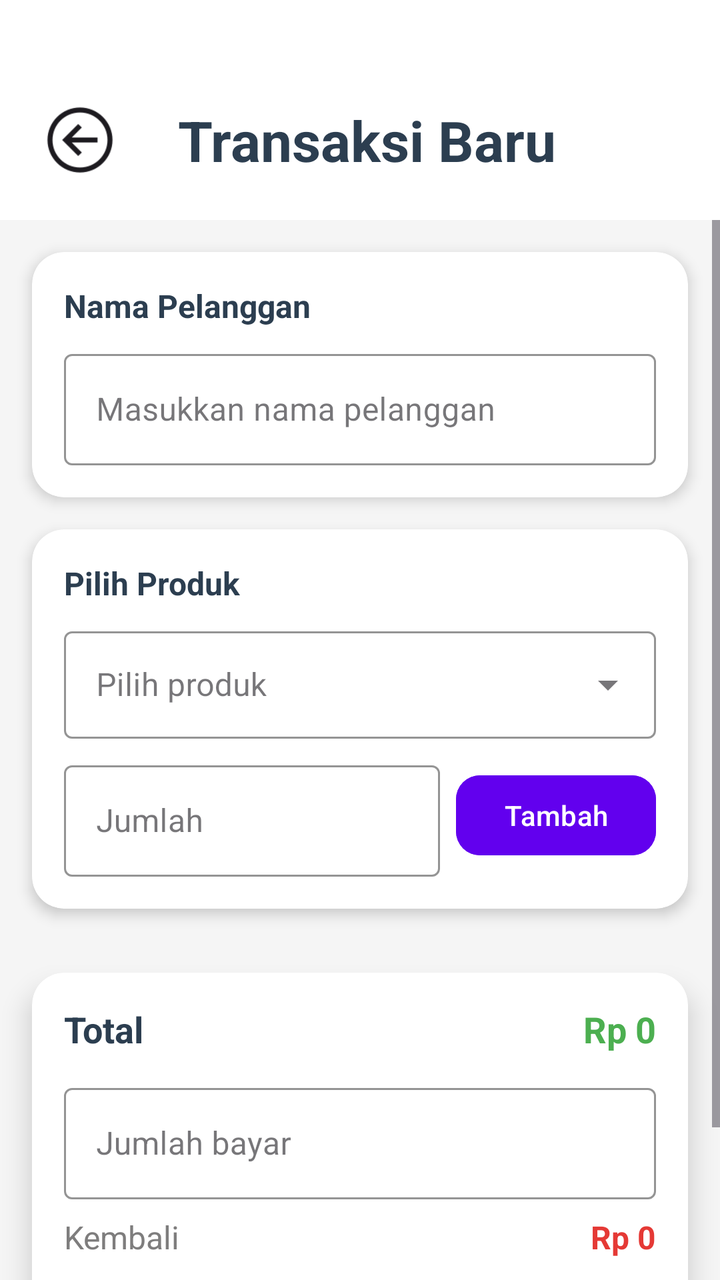
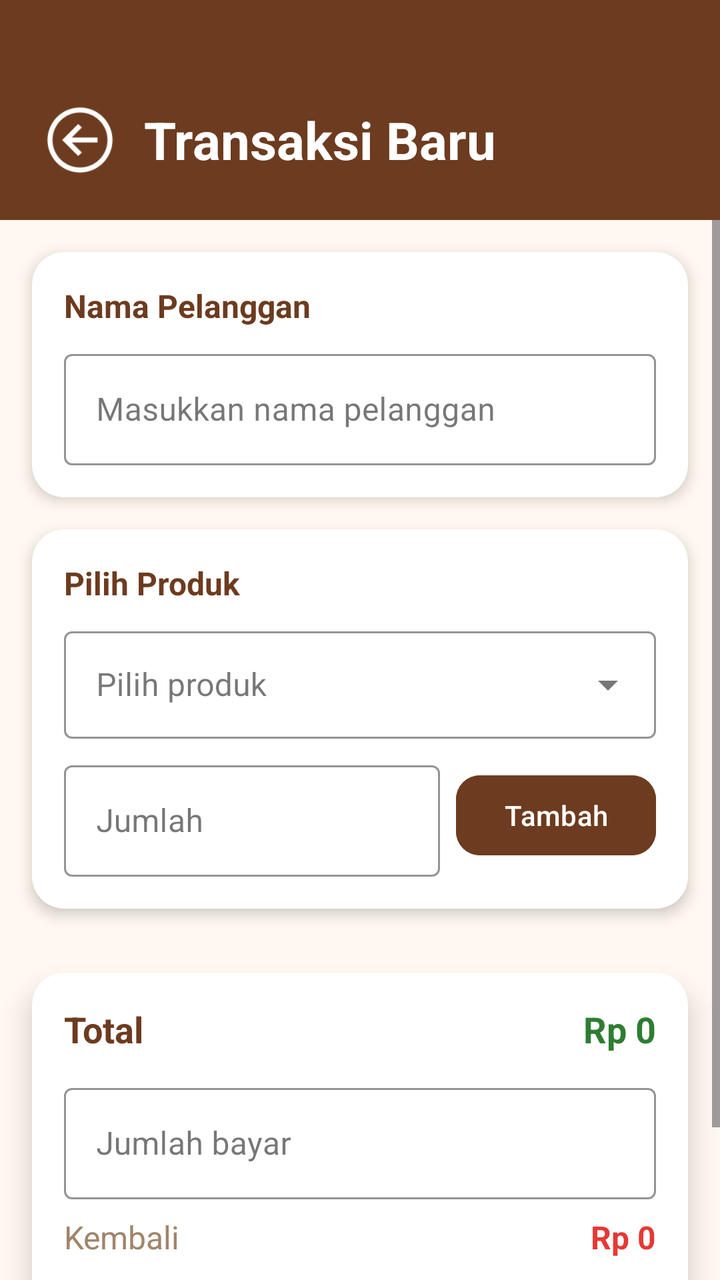

The first picture is an Android layout as it rendered before a commit; the second is the same layout after the commit. The layout source and the unified diff follow.
<!-- AndroidManifest.xml: application theme Theme.Kasir -->
<!-- res/layout/activity_transaksi.xml -->
<?xml version="1.0" encoding="utf-8"?>
<LinearLayout xmlns:android="http://schemas.android.com/apk/res/android"
    xmlns:app="http://schemas.android.com/apk/res-auto"
    android:layout_width="match_parent"
    android:layout_height="match_parent"
    android:orientation="vertical"
    android:background="#F5F5F5">

    
    <LinearLayout
        android:layout_width="match_parent"
        android:layout_height="wrap_content"
        android:orientation="horizontal"
        android:gravity="center_vertical"
        android:paddingTop="50dp"
        android:paddingBottom="20dp"
        android:paddingStart="20dp"
        android:paddingEnd="20dp"
        android:background="@android:color/white">

        <ImageView
            android:id="@+id/ivKembali"
            android:layout_width="40dp"
            android:layout_height="40dp"
            android:src="@drawable/panah"
            android:clickable="true"
            android:focusable="true"
            android:contentDescription="Kembali"
            app:tint="?attr/colorOnSurface"/>

        <TextView
            android:layout_width="0dp"
            android:layout_height="wrap_content"
            android:layout_weight="1"
            android:layout_marginStart="29dp"
            android:text="Transaksi Baru"
            android:textSize="28sp"
            android:textStyle="bold"
            android:textColor="#2C3E50"/>
    </LinearLayout>

    <ScrollView
        android:layout_width="match_parent"
        android:layout_height="0dp"
        android:layout_weight="1"
        android:fillViewport="true">

        <LinearLayout
            android:layout_width="match_parent"
            android:layout_height="wrap_content"
            android:orientation="vertical">

            
            <androidx.cardview.widget.CardView
                android:layout_width="match_parent"
                android:layout_height="wrap_content"
                android:layout_margin="16dp"
                app:cardCornerRadius="16dp"
                app:cardElevation="4dp"
                app:cardBackgroundColor="#FFFFFF">

                <LinearLayout
                    android:layout_width="match_parent"
                    android:layout_height="wrap_content"
                    android:orientation="vertical"
                    android:padding="16dp">

                    <TextView
                        android:layout_width="wrap_content"
                        android:layout_height="wrap_content"
                        android:text="Nama Pelanggan"
                        android:textSize="16sp"
                        android:textStyle="bold"
                        android:textColor="#2C3E50"/>

                    <com.google.android.material.textfield.TextInputLayout
                        style="@style/Widget.MaterialComponents.TextInputLayout.OutlinedBox"
                        android:layout_width="match_parent"
                        android:layout_height="wrap_content"
                        android:layout_marginTop="8dp"
                        app:boxStrokeColor="@color/purple_500">

                        <com.google.android.material.textfield.TextInputEditText
                            android:id="@+id/etNamaPelanggan"
                            android:layout_width="match_parent"
                            android:layout_height="wrap_content"
                            android:hint="Masukkan nama pelanggan"
                            android:inputType="text"/>
                    </com.google.android.material.textfield.TextInputLayout>
                </LinearLayout>
            </androidx.cardview.widget.CardView>

            
            <androidx.cardview.widget.CardView
                android:layout_width="match_parent"
                android:layout_height="wrap_content"
                android:layout_marginStart="16dp"
                android:layout_marginEnd="16dp"
                android:layout_marginBottom="16dp"
                app:cardCornerRadius="16dp"
                app:cardElevation="4dp"
                app:cardBackgroundColor="#FFFFFF">

                <LinearLayout
                    android:layout_width="match_parent"
                    android:layout_height="wrap_content"
                    android:orientation="vertical"
                    android:padding="16dp">

                    <TextView
                        android:layout_width="wrap_content"
                        android:layout_height="wrap_content"
                        android:text="Pilih Produk"
                        android:textSize="16sp"
                        android:textStyle="bold"
                        android:textColor="#2C3E50"/>

                    <com.google.android.material.textfield.TextInputLayout
                        style="@style/Widget.MaterialComponents.TextInputLayout.OutlinedBox.ExposedDropdownMenu"
                        android:layout_width="match_parent"
                        android:layout_height="wrap_content"
                        android:layout_marginTop="8dp"
                        app:boxStrokeColor="@color/purple_500">

                        <AutoCompleteTextView
                            android:id="@+id/actvProduk"
                            android:layout_width="match_parent"
                            android:layout_height="wrap_content"
                            android:hint="Pilih produk"
                            android:inputType="none"
                            android:padding="16dp"/>
                    </com.google.android.material.textfield.TextInputLayout>

                    <LinearLayout
                        android:layout_width="match_parent"
                        android:layout_height="wrap_content"
                        android:orientation="horizontal"
                        android:layout_marginTop="8dp"
                        android:gravity="center_vertical">

                        <com.google.android.material.textfield.TextInputLayout
                            style="@style/Widget.MaterialComponents.TextInputLayout.OutlinedBox"
                            android:layout_width="0dp"
                            android:layout_height="wrap_content"
                            android:layout_weight="1"
                            android:layout_marginEnd="8dp"
                            app:boxStrokeColor="@color/purple_500">

                            <com.google.android.material.textfield.TextInputEditText
                                android:id="@+id/etJumlah"
                                android:layout_width="match_parent"
                                android:layout_height="wrap_content"
                                android:hint="Jumlah"
                                android:inputType="number"/>
                        </com.google.android.material.textfield.TextInputLayout>

                        <com.google.android.material.button.MaterialButton
                            android:id="@+id/btnTambahItem"
                            android:layout_width="wrap_content"
                            android:layout_height="wrap_content"
                            android:text="Tambah"
                            android:textColor="#FFFFFF"
                            android:backgroundTint="@color/purple_500"
                            app:cornerRadius="12dp"/>
                    </LinearLayout>
                </LinearLayout>
            </androidx.cardview.widget.CardView>

            
            <androidx.recyclerview.widget.RecyclerView
                android:id="@+id/rvItemTransaksi"
                android:layout_width="match_parent"
                android:layout_height="wrap_content"
                android:paddingStart="16dp"
                android:paddingEnd="16dp"
                android:paddingBottom="8dp"
                android:nestedScrollingEnabled="false"
                android:clipToPadding="false"/>

            
            <androidx.cardview.widget.CardView
                android:layout_width="match_parent"
                android:layout_height="wrap_content"
                android:layout_marginStart="16dp"
                android:layout_marginEnd="16dp"
                android:layout_marginTop="8dp"
                android:layout_marginBottom="16dp"
                app:cardCornerRadius="16dp"
                app:cardElevation="8dp"
                app:cardBackgroundColor="#FFFFFF">

                <LinearLayout
                    android:layout_width="match_parent"
                    android:layout_height="wrap_content"
                    android:orientation="vertical"
                    android:padding="16dp">

                    <LinearLayout
                        android:layout_width="match_parent"
                        android:layout_height="wrap_content"
                        android:orientation="horizontal">

                        <TextView
                            android:layout_width="0dp"
                            android:layout_height="wrap_content"
                            android:layout_weight="1"
                            android:text="Total"
                            android:textSize="18sp"
                            android:textStyle="bold"
                            android:textColor="#2C3E50"/>

                        <TextView
                            android:id="@+id/tvTotal"
                            android:layout_width="wrap_content"
                            android:layout_height="wrap_content"
                            android:text="Rp 0"
                            android:textSize="18sp"
                            android:textStyle="bold"
                            android:textColor="#4CAF50"/>
                    </LinearLayout>

                    <com.google.android.material.textfield.TextInputLayout
                        style="@style/Widget.MaterialComponents.TextInputLayout.OutlinedBox"
                        android:layout_width="match_parent"
                        android:layout_height="wrap_content"
                        android:layout_marginTop="12dp"
                        app:boxStrokeColor="@color/purple_500">

                        <com.google.android.material.textfield.TextInputEditText
                            android:id="@+id/etBayar"
                            android:layout_width="match_parent"
                            android:layout_height="wrap_content"
                            android:hint="Jumlah bayar"
                            android:inputType="number"/>
                    </com.google.android.material.textfield.TextInputLayout>

                    <LinearLayout
                        android:layout_width="match_parent"
                        android:layout_height="wrap_content"
                        android:orientation="horizontal"
                        android:layout_marginTop="8dp">

                        <TextView
                            android:layout_width="0dp"
                            android:layout_height="wrap_content"
                            android:layout_weight="1"
                            android:text="Kembali"
                            android:textSize="16sp"
                            android:textColor="#7E7D7D"/>

                        <TextView
                            android:id="@+id/tvKembali"
                            android:layout_width="wrap_content"
                            android:layout_height="wrap_content"
                            android:text="Rp 0"
                            android:textSize="16sp"
                            android:textStyle="bold"
                            android:textColor="#E53935"/>
                    </LinearLayout>

                    <com.google.android.material.button.MaterialButton
                        android:id="@+id/btnProses"
                        android:layout_width="match_parent"
                        android:layout_height="56dp"
                        android:layout_marginTop="12dp"
                        android:text="Proses Transaksi"
                        android:textSize="17sp"
                        android:textColor="#FFFFFF"
                        android:backgroundTint="#42A5F5"
                        app:cornerRadius="18dp"/>
                </LinearLayout>
            </androidx.cardview.widget.CardView>

        </LinearLayout>
    </ScrollView>

</LinearLayout>
<!-- resources referenced by this layout -->
<resources>
  <color name="purple_500">#6200EE</color>
  <!-- drawable panah: png bitmap (drawable, 1835 bytes) -->
  <style name="Theme.Kasir" parent="Base.Theme.Kasir" />
  <style name="Base.Theme.Kasir" parent="Theme.Material3.DayNight.NoActionBar">
          
          
      </style>
</resources>

<!-- the commit's change to res/layout/activity_transaksi.xml (unified diff, before → after) -->
@@ -4,7 +4,7 @@
     android:layout_width="match_parent"
     android:layout_height="match_parent"
     android:orientation="vertical"
-    android:background="#F5F5F5">
+    android:background="@color/bg_home">
 
     
     <LinearLayout
@@ -16,7 +16,7 @@
         android:paddingBottom="20dp"
         android:paddingStart="20dp"
         android:paddingEnd="20dp"
-        android:background="@android:color/white">
+        android:background="@color/header_bg">
 
         <ImageView
             android:id="@+id/ivKembali"
@@ -26,17 +26,17 @@
             android:clickable="true"
             android:focusable="true"
             android:contentDescription="Kembali"
-            app:tint="?attr/colorOnSurface"/>
+            app:tint="@color/header_title_text"/>
 
         <TextView
             android:layout_width="0dp"
             android:layout_height="wrap_content"
             android:layout_weight="1"
-            android:layout_marginStart="29dp"
+            android:layout_marginStart="12dp"
             android:text="Transaksi Baru"
-            android:textSize="28sp"
+            android:textSize="26sp"
             android:textStyle="bold"
-            android:textColor="#2C3E50"/>
+            android:textColor="@color/header_title_text"/>
     </LinearLayout>
 
     <ScrollView
@@ -57,7 +57,7 @@
                 android:layout_margin="16dp"
                 app:cardCornerRadius="16dp"
                 app:cardElevation="4dp"
-                app:cardBackgroundColor="#FFFFFF">
+                app:cardBackgroundColor="@color/card_bg">
 
                 <LinearLayout
                     android:layout_width="match_parent"
@@ -71,21 +71,24 @@
                         android:text="Nama Pelanggan"
                         android:textSize="16sp"
                         android:textStyle="bold"
-                        android:textColor="#2C3E50"/>
+                        android:textColor="@color/text_primary_brown"/>
 
                     <com.google.android.material.textfield.TextInputLayout
                         style="@style/Widget.MaterialComponents.TextInputLayout.OutlinedBox"
                         android:layout_width="match_parent"
                         android:layout_height="wrap_content"
                         android:layout_marginTop="8dp"
-                        app:boxStrokeColor="@color/purple_500">
+                        app:boxStrokeColor="@color/input_stroke"
+                        app:hintTextColor="@color/input_hint">
 
                         <com.google.android.material.textfield.TextInputEditText
                             android:id="@+id/etNamaPelanggan"
                             android:layout_width="match_parent"
                             android:layout_height="wrap_content"
                             android:hint="Masukkan nama pelanggan"
-                            android:inputType="text"/>
+                            android:inputType="text"
+                            android:textColor="@color/text_primary_brown"
+                            android:textColorHint="@color/input_hint"/>
                     </com.google.android.material.textfield.TextInputLayout>
                 </LinearLayout>
             </androidx.cardview.widget.CardView>
@@ -99,7 +102,7 @@
                 android:layout_marginBottom="16dp"
                 app:cardCornerRadius="16dp"
                 app:cardElevation="4dp"
-                app:cardBackgroundColor="#FFFFFF">
+                app:cardBackgroundColor="@color/card_bg">
 
                 <LinearLayout
                     android:layout_width="match_parent"
@@ -113,14 +116,15 @@
                         android:text="Pilih Produk"
                         android:textSize="16sp"
                         android:textStyle="bold"
-                        android:textColor="#2C3E50"/>
+                        android:textColor="@color/text_primary_brown"/>
 
                     <com.google.android.material.textfield.TextInputLayout
                         style="@style/Widget.MaterialComponents.TextInputLayout.OutlinedBox.ExposedDropdownMenu"
                         android:layout_width="match_parent"
                         android:layout_height="wrap_content"
                         android:layout_marginTop="8dp"
-                        app:boxStrokeColor="@color/purple_500">
+                        app:boxStrokeColor="@color/input_stroke"
+                        app:hintTextColor="@color/input_hint">
 
                         <AutoCompleteTextView
                             android:id="@+id/actvProduk"
@@ -128,7 +132,9 @@
                             android:layout_height="wrap_content"
                             android:hint="Pilih produk"
                             android:inputType="none"
-                            android:padding="16dp"/>
+                            android:padding="16dp"
+                            android:textColor="@color/text_primary_brown"
+                            android:textColorHint="@color/input_hint"/>
                     </com.google.android.material.textfield.TextInputLayout>
 
                     <LinearLayout
@@ -144,14 +150,17 @@
                             android:layout_height="wrap_content"
                             android:layout_weight="1"
                             android:layout_marginEnd="8dp"
-                            app:boxStrokeColor="@color/purple_500">
+                            app:boxStrokeColor="@color/input_stroke"
+                            app:hintTextColor="@color/input_hint">
 
                             <com.google.android.material.textfield.TextInputEditText
                                 android:id="@+id/etJumlah"
                                 android:layout_width="match_parent"
                                 android:layout_height="wrap_content"
                                 android:hint="Jumlah"
-                                android:inputType="number"/>
+                                android:inputType="number"
+                                android:textColor="@color/text_primary_brown"
+                                android:textColorHint="@color/input_hint"/>
                         </com.google.android.material.textfield.TextInputLayout>
 
                         <com.google.android.material.button.MaterialButton
@@ -159,8 +168,8 @@
                             android:layout_width="wrap_content"
                             android:layout_height="wrap_content"
                             android:text="Tambah"
-                            android:textColor="#FFFFFF"
-                            android:backgroundTint="@color/purple_500"
+                            android:textColor="@color/header_title_text"
+                            android:backgroundTint="@color/btn_simpan"
                             app:cornerRadius="12dp"/>
                     </LinearLayout>
                 </LinearLayout>
@@ -187,7 +196,7 @@
                 android:layout_marginBottom="16dp"
                 app:cardCornerRadius="16dp"
                 app:cardElevation="8dp"
-                app:cardBackgroundColor="#FFFFFF">
+                app:cardBackgroundColor="@color/card_bg">
 
                 <LinearLayout
                     android:layout_width="match_parent"
@@ -207,7 +216,7 @@
                             android:text="Total"
                             android:textSize="18sp"
                             android:textStyle="bold"
-                            android:textColor="#2C3E50"/>
+                            android:textColor="@color/text_primary_brown"/>
 
                         <TextView
                             android:id="@+id/tvTotal"
@@ -216,7 +225,7 @@
                             android:text="Rp 0"
                             android:textSize="18sp"
                             android:textStyle="bold"
-                            android:textColor="#4CAF50"/>
+                            android:textColor="@color/status_aktif_text"/>
                     </LinearLayout>
 
                     <com.google.android.material.textfield.TextInputLayout
@@ -224,14 +233,17 @@
                         android:layout_width="match_parent"
                         android:layout_height="wrap_content"
                         android:layout_marginTop="12dp"
-                        app:boxStrokeColor="@color/purple_500">
+                        app:boxStrokeColor="@color/input_stroke"
+                        app:hintTextColor="@color/input_hint">
 
                         <com.google.android.material.textfield.TextInputEditText
                             android:id="@+id/etBayar"
                             android:layout_width="match_parent"
                             android:layout_height="wrap_content"
                             android:hint="Jumlah bayar"
-                            android:inputType="number"/>
+                            android:inputType="number"
+                            android:textColor="@color/text_primary_brown"
+                            android:textColorHint="@color/input_hint"/>
                     </com.google.android.material.textfield.TextInputLayout>
 
                     <LinearLayout
@@ -246,7 +258,7 @@
                             android:layout_weight="1"
                             android:text="Kembali"
                             android:textSize="16sp"
-                            android:textColor="#7E7D7D"/>
+                            android:textColor="@color/text_secondary_brown"/>
 
                         <TextView
                             android:id="@+id/tvKembali"
@@ -255,7 +267,7 @@
                             android:text="Rp 0"
                             android:textSize="16sp"
                             android:textStyle="bold"
-                            android:textColor="#E53935"/>
+                            android:textColor="@color/btn_hapus"/>
                     </LinearLayout>
 
                     <com.google.android.material.button.MaterialButton
@@ -265,8 +277,8 @@
                         android:layout_marginTop="12dp"
                         android:text="Proses Transaksi"
                         android:textSize="17sp"
-                        android:textColor="#FFFFFF"
-                        android:backgroundTint="#42A5F5"
+                        android:textColor="@color/header_title_text"
+                        android:backgroundTint="@color/btn_simpan"
                         app:cornerRadius="18dp"/>
                 </LinearLayout>
             </androidx.cardview.widget.CardView>
<!-- resource entries referenced after the edit -->
@@ -1,6 +1,16 @@
 <!-- resources referenced by this layout -->
 <resources>
-  <color name="purple_500">#6200EE</color>
+  <color name="bg_home">#FFF8F0</color>
+  <color name="btn_hapus">#E53935</color>
+  <color name="btn_simpan">#6D3B1F</color>
+  <color name="card_bg">#FFFFFF</color>
+  <color name="header_bg">#6D3B1F</color>
+  <color name="header_title_text">#FFFFFF</color>
+  <color name="input_hint">#A0856B</color>
+  <color name="input_stroke">#6D3B1F</color>
+  <color name="status_aktif_text">#2E7D32</color>
+  <color name="text_primary_brown">#6D3B1F</color>
+  <color name="text_secondary_brown">#A0856B</color>
   <!-- drawable panah: png bitmap (drawable, 1835 bytes) -->
   <style name="Theme.Kasir" parent="Base.Theme.Kasir" />
   <style name="Base.Theme.Kasir" parent="Theme.Material3.DayNight.NoActionBar">
